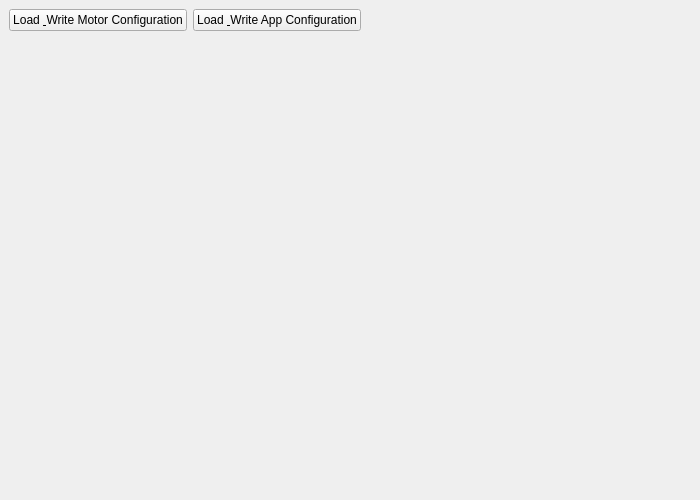
First picture: the form in pages/pagecontrollersetup.ui, repository vitalii-bokhin/vesc_tool, before the edit.
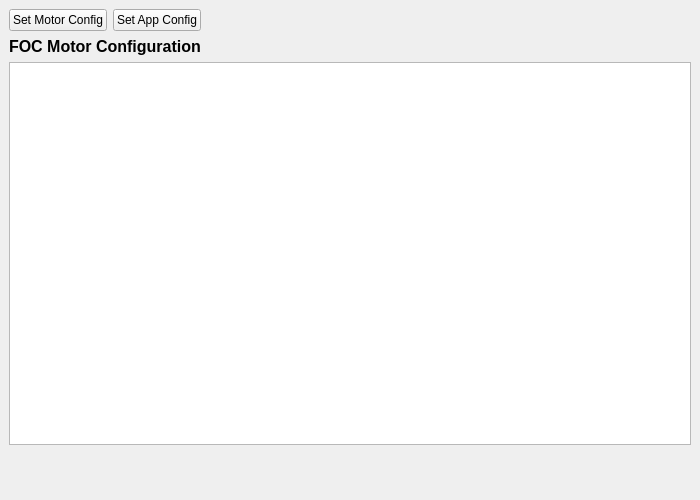
Second picture: the form after the edit. Icons and pictures are not drawn. Custom widgets are drawn as their Qt base class.

The edit to the form file:
```diff
--- a/pages/pagecontrollersetup.ui
+++ b/pages/pagecontrollersetup.ui
@@ -49,7 +49,7 @@
          <item>
           <widget class="QPushButton" name="loadMotorConfButton">
            <property name="text">
-            <string>Load &amp; Write Motor Configuration</string>
+            <string>Set Motor Config</string>
            </property>
            <property name="icon">
             <iconset resource="../res.qrc">
@@ -60,7 +60,7 @@
          <item>
           <widget class="QPushButton" name="loadAppConfButton">
            <property name="text">
-            <string>Load &amp; Write App Configuration</string>
+            <string>Set App Config</string>
            </property>
            <property name="icon">
             <iconset resource="../res.qrc">
@@ -83,6 +83,39 @@
          </item>
         </layout>
        </item>
+       <item>
+        <widget class="QLabel" name="labelFocGeneral">
+         <property name="text">
+          <string>FOC Motor Configuration</string>
+         </property>
+         <property name="font">
+          <font>
+           <pointsize>12</pointsize>
+           <weight>75</weight>
+           <bold>true</bold>
+          </font>
+         </property>
+        </widget>
+       </item>
+        <item>
+         <widget class="ParamTable" name="generalTab">
+          <property name="sizePolicy">
+           <sizepolicy hsizetype="Preferred" vsizetype="Expanding">
+            <horstretch>0</horstretch>
+            <verstretch>1</verstretch>
+           </sizepolicy>
+          </property>
+          <property name="minimumSize">
+           <size>
+            <width>0</width>
+            <height>280</height>
+           </size>
+          </property>
+         </widget>
+        </item>
+       <item>
+        <widget class="DetectFoc" name="detectFoc" native="true"/>
+       </item>
        <item>
         <spacer name="verticalSpacer">
          <property name="orientation">
@@ -102,6 +135,19 @@
    </item>
   </layout>
  </widget>
+ <customwidgets>
+  <customwidget>
+   <class>ParamTable</class>
+   <extends>QTableWidget</extends>
+   <header>widgets/paramtable.h</header>
+  </customwidget>
+  <customwidget>
+   <class>DetectFoc</class>
+   <extends>QWidget</extends>
+   <header>widgets/detectfoc.h</header>
+   <container>1</container>
+  </customwidget>
+ </customwidgets>
  <resources>
   <include location="../res.qrc"/>
  </resources>
```
